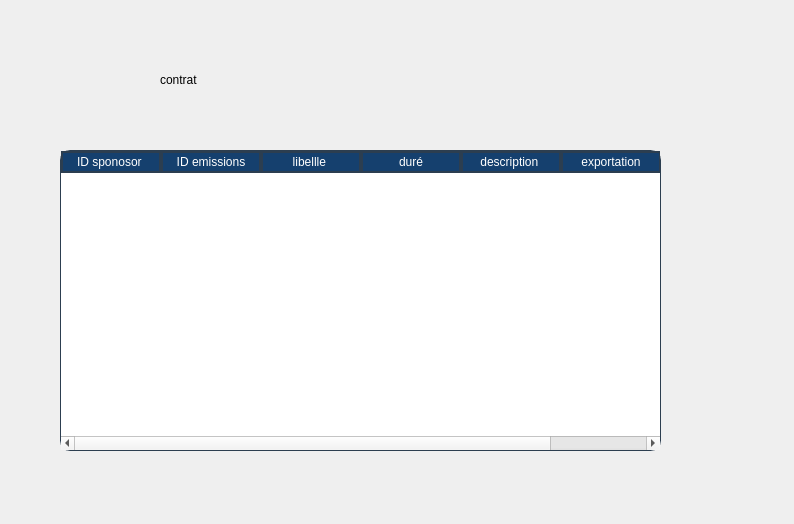
The window that contract.ui (HyperDarkmoon/TVEmpire) describes before a commit, drawn with Qt 5.
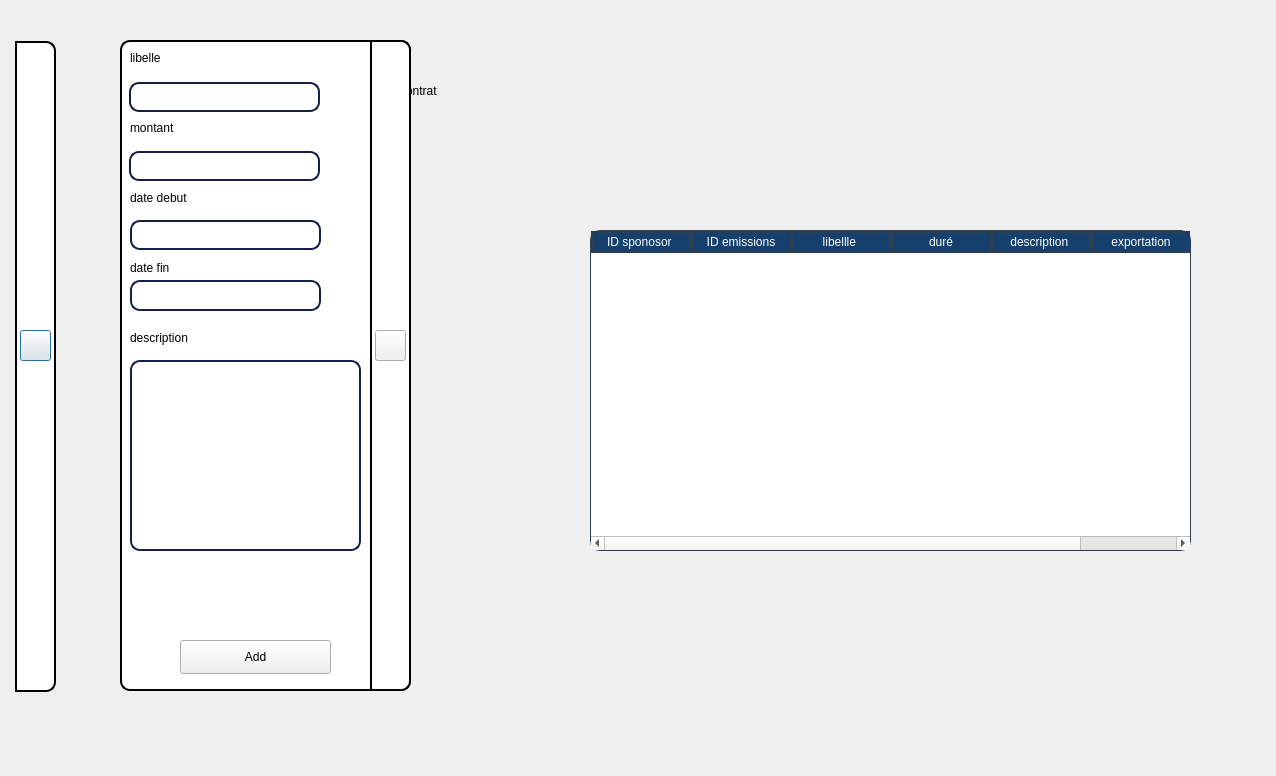
The same window after the commit. Icons and pictures are not drawn.

Patch:
```diff
--- a/contract.ui
+++ b/contract.ui
@@ -6,8 +6,8 @@
    <rect>
     <x>0</x>
     <y>0</y>
-    <width>794</width>
-    <height>524</height>
+    <width>1276</width>
+    <height>776</height>
    </rect>
   </property>
   <property name="windowTitle">
@@ -16,10 +16,10 @@
   <widget class="QTableWidget" name="tableWidget">
    <property name="geometry">
     <rect>
-     <x>60</x>
-     <y>150</y>
+     <x>590</x>
+     <y>230</y>
      <width>601</width>
-     <height>301</height>
+     <height>321</height>
     </rect>
    </property>
    <property name="styleSheet">
@@ -94,8 +94,8 @@
   <widget class="QLabel" name="label">
    <property name="geometry">
     <rect>
-     <x>160</x>
-     <y>59</y>
+     <x>400</x>
+     <y>70</y>
      <width>431</width>
      <height>41</height>
     </rect>
@@ -113,6 +113,391 @@
     <number>200</number>
    </property>
   </widget>
+  <widget class="QWidget" name="widget_2" native="true">
+   <property name="geometry">
+    <rect>
+     <x>10</x>
+     <y>10</y>
+     <width>61</width>
+     <height>721</height>
+    </rect>
+   </property>
+   <property name="styleSheet">
+    <string notr="true">background-color:#fffff;</string>
+   </property>
+   <widget class="QPushButton" name="pushButton_3">
+    <property name="geometry">
+     <rect>
+      <x>10</x>
+      <y>320</y>
+      <width>31</width>
+      <height>31</height>
+     </rect>
+    </property>
+    <property name="text">
+     <string/>
+    </property>
+    <property name="icon">
+     <iconset>
+      <normaloff>../../../Downloads/plus (1).png</normaloff>../../../Downloads/plus (1).png</iconset>
+    </property>
+    <property name="iconSize">
+     <size>
+      <width>30</width>
+      <height>30</height>
+     </size>
+    </property>
+    <property name="checkable">
+     <bool>true</bool>
+    </property>
+   </widget>
+   <widget class="QLabel" name="label_6">
+    <property name="geometry">
+     <rect>
+      <x>5</x>
+      <y>31</y>
+      <width>41</width>
+      <height>651</height>
+     </rect>
+    </property>
+    <property name="styleSheet">
+     <string notr="true">QLabel {
+    background-color: white;
+    border: 2px solid black; /* Add border */
+    border-top-right-radius: 10px; /* Border radius only on the top-right */
+    border-bottom-right-radius: 10px; /* Border radius only on the bottom-right */
+    padding: 5px 10px;
+    color: black;
+}
+</string>
+    </property>
+    <property name="text">
+     <string/>
+    </property>
+   </widget>
+   <zorder>label_6</zorder>
+   <zorder>pushButton_3</zorder>
+  </widget>
+  <widget class="QWidget" name="widget_3" native="true">
+   <property name="geometry">
+    <rect>
+     <x>120</x>
+     <y>40</y>
+     <width>331</width>
+     <height>691</height>
+    </rect>
+   </property>
+   <property name="styleSheet">
+    <string notr="true">QLineEdit {
+    border: 2px solid #141E46;
+    border-radius: 10px;
+    padding: 5px;
+}
+
+QTextEdit {
+    border: 2px solid #141E46;
+    border-radius: 10px;
+    padding: 1.5px;
+}
+</string>
+   </property>
+   <widget class="QLabel" name="label_5">
+    <property name="geometry">
+     <rect>
+      <x>0</x>
+      <y>0</y>
+      <width>291</width>
+      <height>651</height>
+     </rect>
+    </property>
+    <property name="styleSheet">
+     <string notr="true">QLabel {
+    background-color: white;
+    border: 2px solid black;
+    border-radius: 10px;
+    padding: 5px 10px;
+    color: black;
+}
+</string>
+    </property>
+    <property name="text">
+     <string/>
+    </property>
+   </widget>
+   <widget class="QLineEdit" name="lineEdit_2">
+    <property name="enabled">
+     <bool>true</bool>
+    </property>
+    <property name="geometry">
+     <rect>
+      <x>9</x>
+      <y>42</y>
+      <width>191</width>
+      <height>30</height>
+     </rect>
+    </property>
+    <property name="styleSheet">
+     <string notr="true">QLineEdit {
+    border: 2px solid #141E46;
+    border-radius: 10px;
+    padding: 5px;
+}
+
+QTextEdit {
+    border: 2px solid #141E46;
+    border-radius: 10px;
+    padding: 1.5px;
+}
+</string>
+    </property>
+   </widget>
+   <widget class="QLabel" name="label_4">
+    <property name="geometry">
+     <rect>
+      <x>10</x>
+      <y>10</y>
+      <width>61</width>
+      <height>16</height>
+     </rect>
+    </property>
+    <property name="styleSheet">
+     <string notr="true">color: black
+</string>
+    </property>
+    <property name="text">
+     <string>libelle </string>
+    </property>
+   </widget>
+   <widget class="QLineEdit" name="lineEdit_3">
+    <property name="geometry">
+     <rect>
+      <x>9</x>
+      <y>111</y>
+      <width>191</width>
+      <height>30</height>
+     </rect>
+    </property>
+    <property name="styleSheet">
+     <string notr="true">QLineEdit {
+    border: 2px solid #141E46;
+    border-radius: 10px;
+    padding: 5px;
+}
+
+QTextEdit {
+    border: 2px solid #141E46;
+    border-radius: 10px;
+    padding: 1.5px;
+}
+</string>
+    </property>
+   </widget>
+   <widget class="QLabel" name="label_2">
+    <property name="geometry">
+     <rect>
+      <x>10</x>
+      <y>80</y>
+      <width>48</width>
+      <height>16</height>
+     </rect>
+    </property>
+    <property name="styleSheet">
+     <string notr="true">color: black
+</string>
+    </property>
+    <property name="text">
+     <string>montant </string>
+    </property>
+   </widget>
+   <widget class="QLineEdit" name="lineEdit">
+    <property name="geometry">
+     <rect>
+      <x>10</x>
+      <y>180</y>
+      <width>191</width>
+      <height>30</height>
+     </rect>
+    </property>
+    <property name="styleSheet">
+     <string notr="true">QLineEdit {
+    border: 2px solid #141E46;
+    border-radius: 10px;
+    padding: 5px;
+}
+
+QTextEdit {
+    border: 2px solid #141E46;
+    border-radius: 10px;
+    padding: 1.5px;
+}
+</string>
+    </property>
+   </widget>
+   <widget class="QLabel" name="label_3">
+    <property name="geometry">
+     <rect>
+      <x>10</x>
+      <y>150</y>
+      <width>141</width>
+      <height>16</height>
+     </rect>
+    </property>
+    <property name="styleSheet">
+     <string notr="true">color: black</string>
+    </property>
+    <property name="text">
+     <string>date debut </string>
+    </property>
+   </widget>
+   <widget class="QLabel" name="label_7">
+    <property name="enabled">
+     <bool>true</bool>
+    </property>
+    <property name="geometry">
+     <rect>
+      <x>10</x>
+      <y>220</y>
+      <width>50</width>
+      <height>16</height>
+     </rect>
+    </property>
+    <property name="baseSize">
+     <size>
+      <width>2</width>
+      <height>0</height>
+     </size>
+    </property>
+    <property name="styleSheet">
+     <string notr="true">color: black</string>
+    </property>
+    <property name="text">
+     <string>date fin </string>
+    </property>
+   </widget>
+   <widget class="QPushButton" name="add_btn">
+    <property name="geometry">
+     <rect>
+      <x>60</x>
+      <y>600</y>
+      <width>151</width>
+      <height>34</height>
+     </rect>
+    </property>
+    <property name="text">
+     <string>Add</string>
+    </property>
+    <property name="icon">
+     <iconset>
+      <normaloff>../../../Users/moham/Desktop/icons/add.svg</normaloff>../../../Users/moham/Desktop/icons/add.svg</iconset>
+    </property>
+    <property name="iconSize">
+     <size>
+      <width>20</width>
+      <height>20</height>
+     </size>
+    </property>
+   </widget>
+   <widget class="QPushButton" name="pushButton_4">
+    <property name="geometry">
+     <rect>
+      <x>255</x>
+      <y>290</y>
+      <width>31</width>
+      <height>31</height>
+     </rect>
+    </property>
+    <property name="layoutDirection">
+     <enum>Qt::LeftToRight</enum>
+    </property>
+    <property name="text">
+     <string/>
+    </property>
+    <property name="icon">
+     <iconset>
+      <normaloff>../../../Downloads/plus (1).png</normaloff>../../../Downloads/plus (1).png</iconset>
+    </property>
+    <property name="iconSize">
+     <size>
+      <width>30</width>
+      <height>30</height>
+     </size>
+    </property>
+    <property name="checkable">
+     <bool>true</bool>
+    </property>
+   </widget>
+   <widget class="QLabel" name="label_8">
+    <property name="geometry">
+     <rect>
+      <x>250</x>
+      <y>0</y>
+      <width>41</width>
+      <height>651</height>
+     </rect>
+    </property>
+    <property name="styleSheet">
+     <string notr="true">QLabel {
+    background-color: white;
+    border: 2px solid black; /* Add border */
+    border-top-right-radius: 10px; /* Border radius only on the top-right */
+    border-bottom-right-radius: 10px; /* Border radius only on the bottom-right */
+    padding: 5px 10px;
+    color: black;
+}
+</string>
+    </property>
+    <property name="text">
+     <string/>
+    </property>
+   </widget>
+   <widget class="QLabel" name="label_10">
+    <property name="geometry">
+     <rect>
+      <x>10</x>
+      <y>290</y>
+      <width>81</width>
+      <height>16</height>
+     </rect>
+    </property>
+    <property name="text">
+     <string>description</string>
+    </property>
+   </widget>
+   <widget class="QLineEdit" name="lineEdit_4">
+    <property name="geometry">
+     <rect>
+      <x>10</x>
+      <y>240</y>
+      <width>191</width>
+      <height>31</height>
+     </rect>
+    </property>
+   </widget>
+   <widget class="QLineEdit" name="lineEdit_6">
+    <property name="geometry">
+     <rect>
+      <x>10</x>
+      <y>320</y>
+      <width>231</width>
+      <height>191</height>
+     </rect>
+    </property>
+   </widget>
+   <zorder>label_5</zorder>
+   <zorder>lineEdit_2</zorder>
+   <zorder>add_btn</zorder>
+   <zorder>lineEdit</zorder>
+   <zorder>lineEdit_3</zorder>
+   <zorder>label_3</zorder>
+   <zorder>label_2</zorder>
+   <zorder>label_4</zorder>
+   <zorder>label_7</zorder>
+   <zorder>label_8</zorder>
+   <zorder>pushButton_4</zorder>
+   <zorder>label_10</zorder>
+   <zorder>lineEdit_4</zorder>
+   <zorder>lineEdit_6</zorder>
+  </widget>
  </widget>
  <resources/>
  <connections/>
```
Left out of the diff: 67 changed lines with no effect on the pictures.
